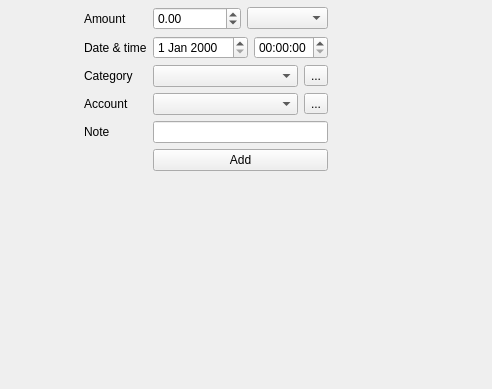
david4more/Finance, file Desktop/mainwindow.ui: the form before one commit; both pictures show x 308 to 800 and y 211 to 600 of the 800 by 600 pixel window.
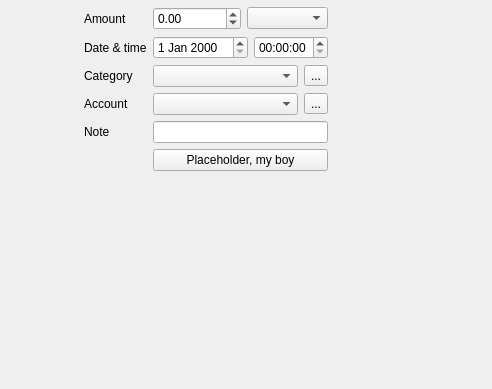
The form after the commit. The open tabs and pages were chosen to show the change.

Diff of the .ui file:
```diff
--- a/Desktop/mainwindow.ui
+++ b/Desktop/mainwindow.ui
@@ -430,7 +430,7 @@
            <item row="5" column="1">
             <widget class="QPushButton" name="addTransactionButton">
              <property name="text">
-              <string>Add</string>
+              <string>Placeholder, my boy</string>
              </property>
             </widget>
            </item>
```
Left out of the diff: 2 changed lines with no effect on the pictures.
